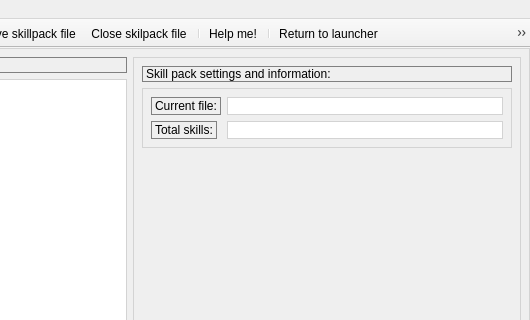
Qt form Sources/SkillPackEditor/skillpackeditor.ui (timattt/Cognitia-II) before a commit; both pictures show x 270 to 800 and y 0 to 320 of the 800 by 600 pixel window.
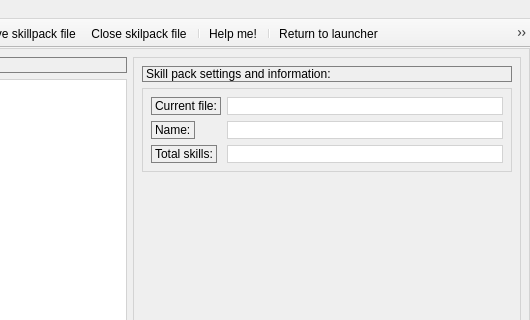
The same form after that commit.

Commit message: Skillpackeditor | Fix | fixes: 1. in skillpack structure name and file name are now different 2. in skillpack editor skillpack name field is added

```diff
--- a/Sources/SkillPackEditor/skillpackeditor.ui
+++ b/Sources/SkillPackEditor/skillpackeditor.ui
@@ -105,20 +105,34 @@
             </property>
            </widget>
           </item>
-          <item row="1" column="0">
+          <item row="2" column="0">
            <widget class="QLabel" name="label">
             <property name="text">
              <string>Total skills:</string>
             </property>
            </widget>
           </item>
-          <item row="1" column="1">
+          <item row="2" column="1">
            <widget class="QLineEdit" name="totalSkills">
             <property name="readOnly">
              <bool>true</bool>
             </property>
            </widget>
           </item>
+          <item row="1" column="0">
+           <widget class="QLabel" name="skillpackNAmeLabel">
+            <property name="text">
+             <string>Name:</string>
+            </property>
+           </widget>
+          </item>
+          <item row="1" column="1">
+           <widget class="QLineEdit" name="skillPackName">
+            <property name="readOnly">
+             <bool>true</bool>
+            </property>
+           </widget>
+          </item>
          </layout>
         </widget>
        </item>
```
The commit also changes 8 other files.
